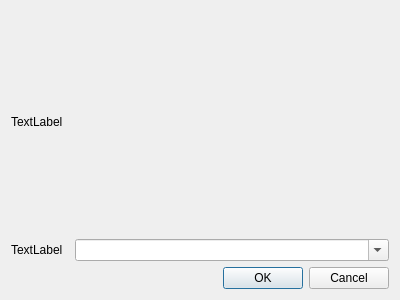
First picture: the form in rpfm_ui/ui_templates/tool_unit_editor_copy_unit.ui, repository Frodo45127/rpfm, before the edit.
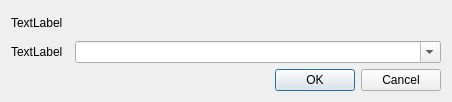
Second picture: the form after the edit. Custom widgets are drawn as their Qt base class.

Commit message: Implemented `Copy Unit` button on unit editor.

What changed in the file:
```diff
--- a/rpfm_ui/ui_templates/tool_unit_editor_copy_unit.ui
+++ b/rpfm_ui/ui_templates/tool_unit_editor_copy_unit.ui
@@ -6,8 +6,8 @@
    <rect>
     <x>0</x>
     <y>0</y>
-    <width>400</width>
-    <height>300</height>
+    <width>452</width>
+    <height>102</height>
    </rect>
   </property>
   <property name="windowTitle">
```
Left out of the diff: 9 changed lines with no effect on the pictures. The commit also changes 5 other files.
